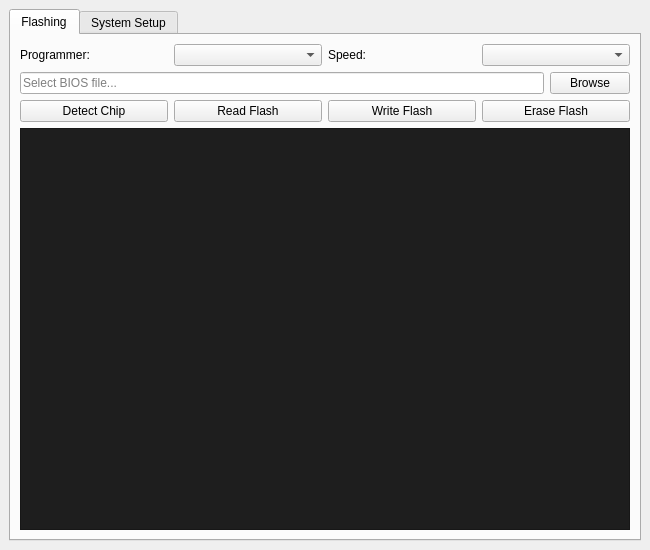
First picture: the form in src/mainwindow.ui, repository wming126/flash_helper, before the edit.
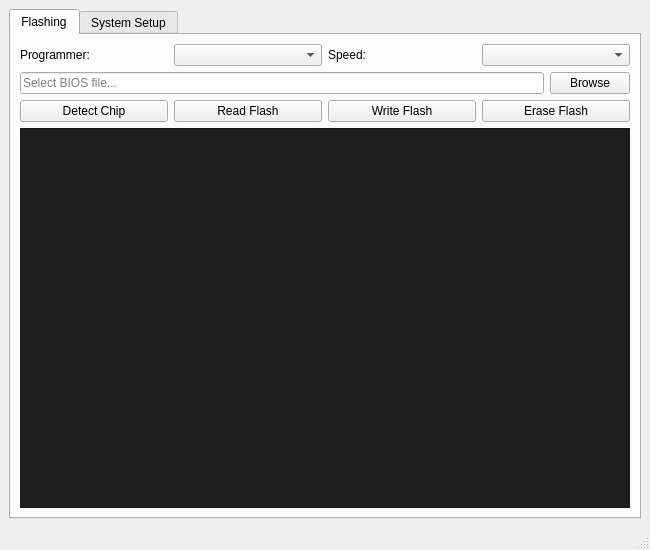
Second picture: the form after the edit.

Commit message: feat: add status bar with real-time operation status and auto-restore idle state

The edit to the form file:
```diff
--- a/src/mainwindow.ui
+++ b/src/mainwindow.ui
@@ -189,6 +189,7 @@
     </item>
    </layout>
   </widget>
+  <widget class="QStatusBar" name="statusbar"/>
  </widget>
  <resources/>
  <connections/>
```
The commit also changes 3 other files.
